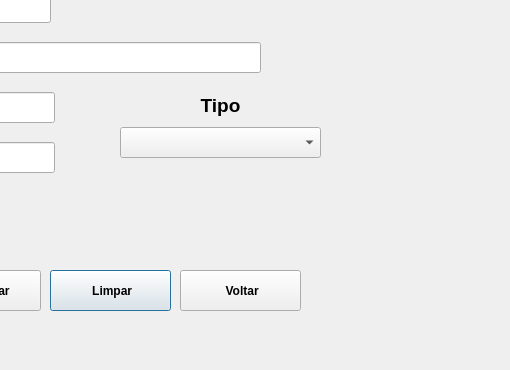
This is ArtvidrosV3/sqlarea.ui in PedrOliveiraM/Artvidros-2023 as Qt 5 draws it before an edit; both pictures show x 290 to 800 and y 230 to 600 of the 800 by 600 pixel window. The edited form follows.
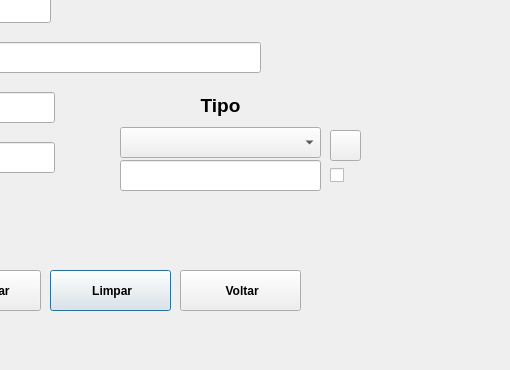
This is the edited form. Icons and pictures are not drawn.

Commit message: porta 2 folhas e tipo tubo

Diff of the .ui file:
```diff
--- a/ArtvidrosV3/sqlarea.ui
+++ b/ArtvidrosV3/sqlarea.ui
@@ -327,6 +327,48 @@
     </item>
    </layout>
   </widget>
+  <widget class="QLineEdit" name="lineEditTipo">
+   <property name="geometry">
+    <rect>
+     <x>410</x>
+     <y>390</y>
+     <width>201</width>
+     <height>31</height>
+    </rect>
+   </property>
+  </widget>
+  <widget class="QPushButton" name="pushButtonExcecao">
+   <property name="geometry">
+    <rect>
+     <x>620</x>
+     <y>360</y>
+     <width>31</width>
+     <height>31</height>
+    </rect>
+   </property>
+   <property name="text">
+    <string/>
+   </property>
+  </widget>
+  <widget class="QCheckBox" name="checkBox">
+   <property name="geometry">
+    <rect>
+     <x>620</x>
+     <y>390</y>
+     <width>21</width>
+     <height>31</height>
+    </rect>
+   </property>
+   <property name="text">
+    <string/>
+   </property>
+   <property name="iconSize">
+    <size>
+     <width>24</width>
+     <height>24</height>
+    </size>
+   </property>
+  </widget>
  </widget>
  <tabstops>
   <tabstop>lineEditID</tabstop>
```
The commit also changes 16 other files.
